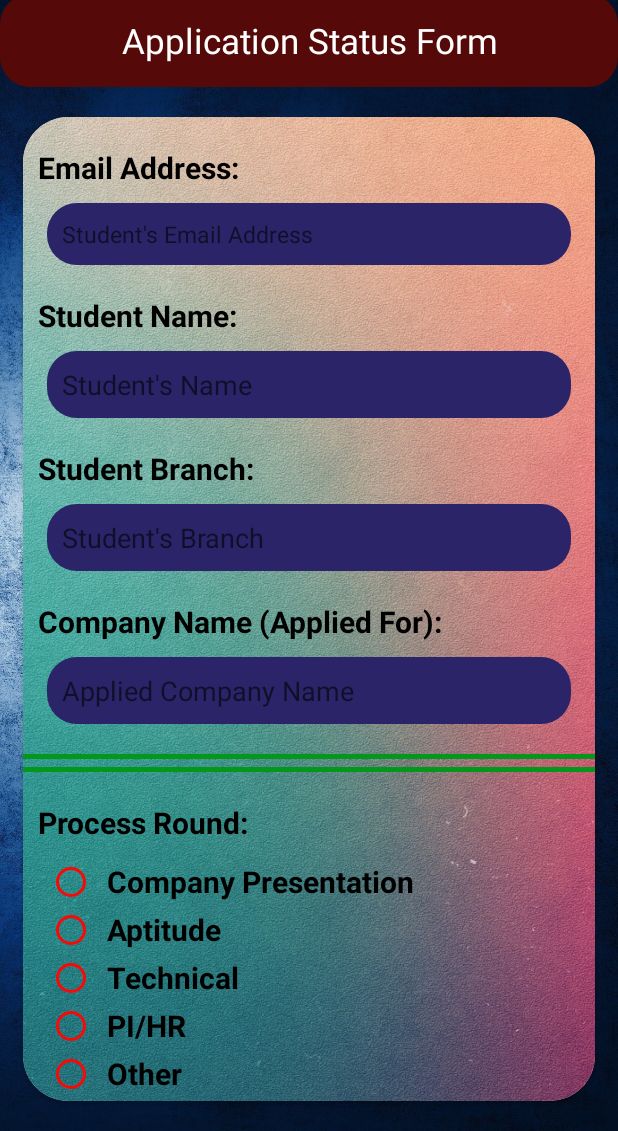
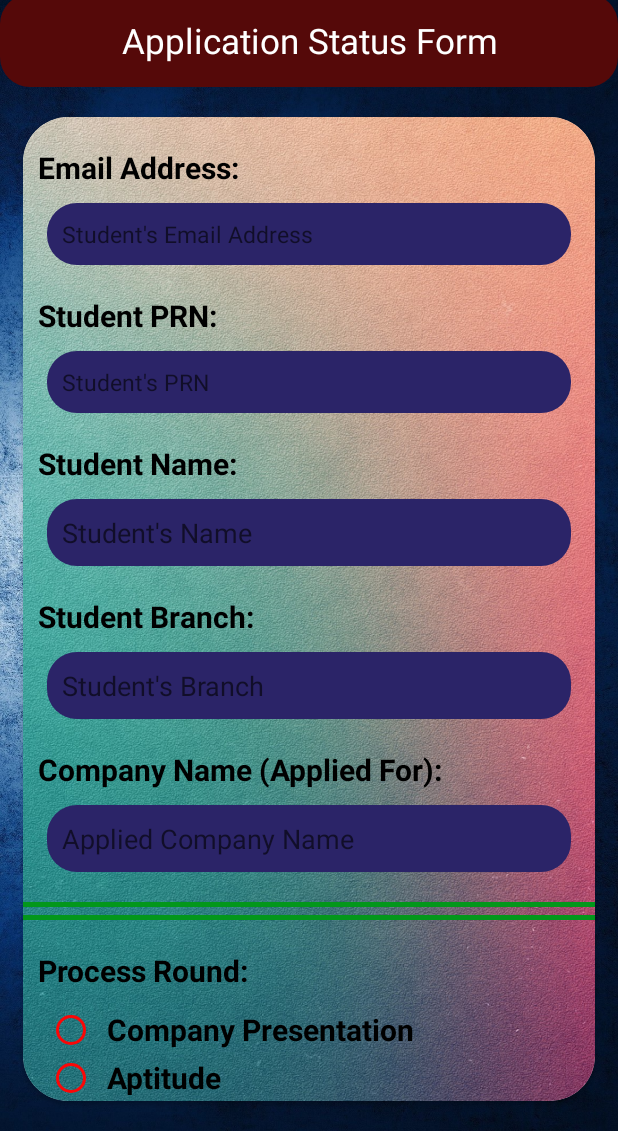
Before and after one commit to nishantduttm/Placement-APP, an Android app: the StudentApplicationStatusActivity screen opened directly, with no data from a screen before it, on a phone screen of 412 x 824 dp, the part 105-1236 px from its top. Run offline under Robolectric (Android 15) with nearby library versions, the phone set to English and light mode, and no system bars; our stand-ins replace Firebase (no records; nobody signed in at launch, a user with empty details on screens opened directly); Roboto replaces fonts that are not available here.

Commit message:
Made some changes to StudentApplicationActivity

```diff
--- a/app/src/main/java/com/example/placementapp/Adapters/RecyclerViewAdapterViewNotifcation.java
+++ b/app/src/main/java/com/example/placementapp/Adapters/RecyclerViewAdapterViewNotifcation.java
@@ -114,6 +114,7 @@ public class RecyclerViewAdapterViewNotifcation extends RecyclerView.Adapter<Rec
                     new Handler().postDelayed(() -> {
                         Intent i = new Intent(view.getContext(), StudentApplicationStatusActivity.class);
                         i.putExtra("companyName", notificationList.get(pos).getCompanyName());
+                        i.putExtra("companyID",notificationList.get(pos).getTime());
                         view.getContext().startActivity(i);
                     }, 1000);
                 }
--- a/app/src/main/java/com/example/placementapp/admin/fragments/SendNotificationFragment.java
+++ b/app/src/main/java/com/example/placementapp/admin/fragments/SendNotificationFragment.java
@@ -168,15 +168,15 @@ public class SendNotificationFragment extends Fragment implements View.OnClickLi
 
         if (companyNamevalue.length() != 0 && venueValue.length() != 0 && radioGroup.getCheckedRadioButtonId() != -1 && salaryValue.length() != 0 && eligibilityValue.length() != 0 && dateValue.length() != 0) {
 
-            Long time;
+            String time;
 
             int selectedId = radioGroup.getCheckedRadioButtonId();
             radioButton = this.getView().findViewById(selectedId);
             TOPIC = "/topics/" + radioButton.getText();
 
-            time = System.currentTimeMillis();
+            time = String.valueOf(System.currentTimeMillis());
 
-            Notification notif = new Notification(companyNamevalue,venueValue,radioButton.getText().toString(),salaryValue,eligibilityValue,dateValue);
+            Notification notif = new Notification(time,companyNamevalue,venueValue,radioButton.getText().toString(),salaryValue,eligibilityValue,dateValue);
             databaseReference = FirebaseHelper.getFirebaseReference(Constants.FirebaseConstants.PATH_NOTIFICATIONS + "/" + time);
             databaseReference.setValue(notif);
 
--- a/app/src/main/java/com/example/placementapp/admin/fragments/ViewNotificationList.java
+++ b/app/src/main/java/com/example/placementapp/admin/fragments/ViewNotificationList.java
@@ -154,10 +154,10 @@ public class ViewNotificationList extends Fragment implements ValueEventListener
                 if(branch != null)
                 {
                     if(notification.getBranch().equals(branch))
-                        notificationList.add(new Notification(notification.getCompanyName(), notification.getVenue(), notification.getBranch(),notification.getSalary(),notification.getEligibility(),notification.getDate()));
+                        notificationList.add(new Notification(notification.getTime(),notification.getCompanyName(), notification.getVenue(), notification.getBranch(),notification.getSalary(),notification.getEligibility(),notification.getDate()));
                 }
                 else
-                    notificationList.add(new Notification(notification.getCompanyName(), notification.getVenue(), notification.getBranch(),notification.getSalary(),notification.getEligibility(),notification.getDate()));
+                    notificationList.add(new Notification(notification.getTime(),notification.getCompanyName(), notification.getVenue(), notification.getBranch(),notification.getSalary(),notification.getEligibility(),notification.getDate()));
             }
         }
 
--- a/app/src/main/java/com/example/placementapp/constants/Constants.java
+++ b/app/src/main/java/com/example/placementapp/constants/Constants.java
@@ -10,7 +10,7 @@ public abstract class Constants {
     public class FirebaseConstants{
         public static final String PATH_LOGIN = "Login";
         public static final String PATH_NOTIFICATIONS = "Notification";
-        public static final String PATH_STUDENTS_APPLIED = "Placement_Drive/Students_Applied/";
+        public static final String PATH_APPLICATIONS = "Applications/";
     }
 
     public class SharedPrefConstants{
@@ -19,6 +19,7 @@ public abstract class Constants {
         public static final String KEY_NAME = "name";
         public static final String KEY_BRANCH = "branch";
         public static final String KEY_MAIL = "mail";
+        public static final String KEY_PRN = "prn";
         public static final String KEY_TYPE = "type";
     }
 }
--- a/app/src/main/java/com/example/placementapp/student/StudentApplicationStatusActivity.java
+++ b/app/src/main/java/com/example/placementapp/student/StudentApplicationStatusActivity.java
@@ -1,5 +1,6 @@
 package com.example.placementapp.student;
 
+import androidx.annotation.NonNull;
 import androidx.appcompat.app.AppCompatActivity;
 
 import android.app.DatePickerDialog;
@@ -18,25 +19,36 @@ import com.example.placementapp.R;
 import com.example.placementapp.constants.Constants;
 import com.example.placementapp.helper.FirebaseHelper;
 import com.example.placementapp.helper.SharedPrefHelper;
+import com.example.placementapp.pojo.ApplicationForm;
+import com.example.placementapp.pojo.FormStatus;
+import com.google.firebase.database.DataSnapshot;
+import com.google.firebase.database.DatabaseError;
 import com.google.firebase.database.DatabaseReference;
 import com.google.firebase.database.FirebaseDatabase;
+import com.google.firebase.database.ValueEventListener;
 
+import java.util.ArrayList;
 import java.util.Calendar;
+import java.util.List;
 
 public class StudentApplicationStatusActivity extends AppCompatActivity implements View.OnClickListener {
 
     private TextView studentName;
     private TextView studentEmail;
     private TextView studentBranch;
+    private TextView studentPRN;
     private TextView companyName;
     private TextView processDate;
     private RadioGroup radioGroup1;
     private RadioGroup radioGroup2;
-    private RadioButton radioButton1;
     private DatePickerDialog datePicker;
     private Button saveButton;
     private Button resetButton;
-    private String radioGroup1input;
+    private DatabaseReference ref;
+
+    private List<FormStatus> formStatusList = new ArrayList<>();
+
+    private String companyId;
 
     @Override
     protected void onCreate(Bundle savedInstanceState) {
@@ -44,6 +56,7 @@ public class StudentApplicationStatusActivity extends AppCompatActivity implemen
         setContentView(R.layout.activity_student_application_status);
         studentName = findViewById(R.id.student_name);
         studentEmail = findViewById(R.id.student_email_address);
+        studentPRN = findViewById(R.id.student_prn);
         companyName = findViewById(R.id.company_name);
         studentBranch = findViewById(R.id.student_branch);
         processDate = findViewById(R.id.process_date);
@@ -55,6 +68,7 @@ public class StudentApplicationStatusActivity extends AppCompatActivity implemen
         setValuesForNonEditable();  //For Setting Values on Non-Editable EditText Views..1
 
         getandSetCompanyNameFromIntent();  //For Setting Company Name on EditText..2
+
 
         processDate.setOnClickListener(new View.OnClickListener() {
             @Override
@@ -77,6 +91,7 @@ public class StudentApplicationStatusActivity extends AppCompatActivity implemen
     private void getandSetCompanyNameFromIntent() {
         Intent intent = getIntent();
         companyName.setText(intent.getStringExtra("companyName"));
+        companyId = intent.getStringExtra("companyID");
     }
 
     //    3
@@ -102,21 +117,52 @@ public class StudentApplicationStatusActivity extends AppCompatActivity implemen
         studentName.setText(SharedPrefHelper.getEntryfromSharedPreferences(this, Constants.SharedPrefConstants.KEY_NAME));
         studentEmail.setText(SharedPrefHelper.getEntryfromSharedPreferences(this, Constants.SharedPrefConstants.KEY_MAIL));
         studentBranch.setText(SharedPrefHelper.getEntryfromSharedPreferences(this, Constants.SharedPrefConstants.KEY_BRANCH));
+        studentPRN.setText(SharedPrefHelper.getEntryfromSharedPreferences(this, Constants.SharedPrefConstants.KEY_PRN));
     }
 
     @Override
     public void onClick(View view) {
         if(radioGroup1.getCheckedRadioButtonId()==-1)
             Toast.makeText(this, "Please Select a Process Round!!", Toast.LENGTH_SHORT).show();
+        if(radioGroup2.getCheckedRadioButtonId()==-1)
+            Toast.makeText(this, "Please Select a Status!!", Toast.LENGTH_SHORT).show();
         if(processDate.length()==0) {
             Toast.makeText(this, "Please Select the Process Date!!", Toast.LENGTH_SHORT).show();
             processDate.setError("Please Select a Date!!");
         }
 
-//        if(radioGroup1.getCheckedRadioButtonId()!=-1 && processDate.length()!=0)
-//        {
-//            radioGroup1input = (String) ((RadioButton)findViewById(radioGroup1.getCheckedRadioButtonId())).getText();
-//            DatabaseReference ref = FirebaseHelper.getFirebaseReference(Constants.FirebaseConstants.)
-//        }
+        if(radioGroup1.getCheckedRadioButtonId()!=-1 && radioGroup2.getCheckedRadioButtonId()!=-1 && processDate.length()!=0)
+        {
+            RadioButton radioButton1 = findViewById(radioGroup1.getCheckedRadioButtonId());
+            RadioButton radioButton2 = findViewById(radioGroup2.getCheckedRadioButtonId());
+
+            FormStatus formStatus = new FormStatus(radioButton1.getText().toString(),radioButton2.getText().toString(),processDate.getText().toString());
+
+            ref = FirebaseHelper.getFirebaseReference(Constants.FirebaseConstants.PATH_APPLICATIONS + companyId + "/" + studentPRN.getText().toString() + "/" + radioGroup1.getCheckedRadioButtonId());
+
+            ref.addListenerForSingleValueEvent(new ValueEventListener() {
+                @Override
+                public void onDataChange(@NonNull DataSnapshot snapshot) {
+                    if(snapshot==null)
+                    {
+                        ApplicationForm form = snapshot.getValue(ApplicationForm.class);
+                        formStatusList.addAll(form.getFormStatusList());
+                        Toast.makeText(StudentApplicationStatusActivity.this, "Can Access this", Toast.LENGTH_SHORT).show();
+                    }
+                }
+
+                @Override
+                public void onCancelled(@NonNull DatabaseError error) {
+
+                }
+            });
+
+            //Get and set object FormStatus into the FormStatusList
+            ApplicationForm form = new ApplicationForm(studentEmail.getText().toString(),studentPRN.getText().toString(),studentName.getText().toString(),studentBranch.getText().toString(),companyName.getText().toString(),companyId,formStatusList);
+            form.getFormStatusList().add(formStatus);
+
+            ref.setValue(form);
+            Toast.makeText(this, "Application Saved Successfully!", Toast.LENGTH_SHORT).show();
+        }
     }
 }
--- a/app/src/main/res/layout/activity_student_application_status.xml
+++ b/app/src/main/res/layout/activity_student_application_status.xml
@@ -69,6 +69,35 @@
                     android:layout_below="@id/student_email_address_view"/>
 
                 <TextView
+                    android:id="@+id/student_prn_view"
+                    android:layout_width="wrap_content"
+                    android:layout_height="wrap_content"
+                    android:text="Student PRN:"
+                    android:textColor="#000000"
+                    android:textStyle="bold"
+                    android:textSize="20sp"
+                    android:layout_marginTop="20dp"
+                    android:layout_marginLeft="10dp"
+                    android:layout_below="@id/student_email_address"/>
+
+                <TextView
+                    android:id="@+id/student_prn"
+                    android:layout_width="match_parent"
+                    android:layout_height="wrap_content"
+                    android:layout_marginStart="16dp"
+                    android:layout_marginEnd="16dp"
+                    android:layout_marginTop="10dp"
+                    android:background="@drawable/rounded_corners"
+                    android:backgroundTint="#2B2468"
+                    android:hint="Student's PRN"
+                    android:textSize="15sp"
+                    android:textColor="#FFFFFF"
+                    android:gravity="start"
+                    android:padding="10dp"
+                    android:inputType="none"
+                    android:layout_below="@id/student_prn_view"/>
+
+                <TextView
                     android:id="@+id/student_name_view"
                     android:layout_width="wrap_content"
                     android:layout_height="wrap_content"
@@ -78,7 +107,7 @@
                     android:textSize="20sp"
                     android:layout_marginTop="20dp"
                     android:layout_marginLeft="10dp"
-                    android:layout_below="@id/student_email_address"/>
+                    android:layout_below="@id/student_prn"/>
 
                 <TextView
                     android:id="@+id/student_name"
@@ -385,7 +414,7 @@
                     android:text="Upload File"
                     android:textStyle="bold"
                     android:gravity="start"
-                    android:paddingRight="15dp"
+                    android:padding="8dp"
                     android:textColor="#FFFFFF"
                     android:inputType="none"
                     android:layout_below="@id/upload_file_view"
--- a/app/src/main/res/menu/navigation_menu.xml
+++ b/app/src/main/res/menu/navigation_menu.xml
@@ -13,6 +13,10 @@
             android:title="View All Notifications"/>
     </group>
 
+    <item
+        android:id="@+id/log_out"
+        android:title="Log Out" />
+
 
 
 </menu>
```
Also changed, not shown: app/src/main/java/com/example/placementapp/activities/DashboardActivity.java (+13 -1 lines), app/src/main/java/com/example/placementapp/activities/LoginActivity.java (+11 -15 lines), app/src/main/java/com/example/placementapp/activities/RegisterActivity.java (+25 -14 lines), app/src/main/java/com/example/placementapp/helper/SharedPrefHelper.java (+11 -0 lines), app/src/main/java/com/example/placementapp/pojo/ApplicationForm.java (added, +46 -0 lines), app/src/main/java/com/example/placementapp/pojo/FormStatus.java (added, +40 -0 lines), app/src/main/java/com/example/placementapp/pojo/GeneralApplicationForm.java (added, +54 -0 lines), app/src/main/java/com/example/placementapp/pojo/Notification.java (+12 -1 lines), app/src/main/java/com/example/placementapp/pojo/StudentUser.java (+11 -1 lines), app/src/main/res/drawable/ic_baseline_lock_24.xml (added, +10 -0 lines), app/src/main/res/layout/activity_login.xml (+4 -4 lines), app/src/main/res/layout/activity_register.xml (+30 -13 lines).
